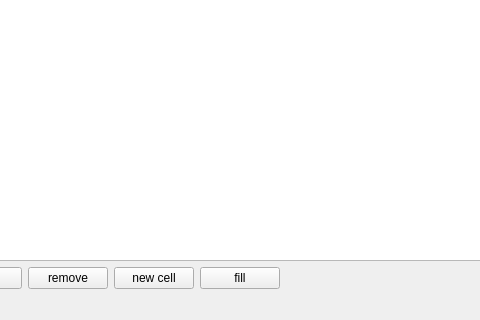
Before: the Qt Designer form main_window.ui in tomasvicar/pyqt_tests, drawn with Qt 5; both pictures show x 173 to 653 and y 515 to 835 of the 1228 by 835 pixel window.
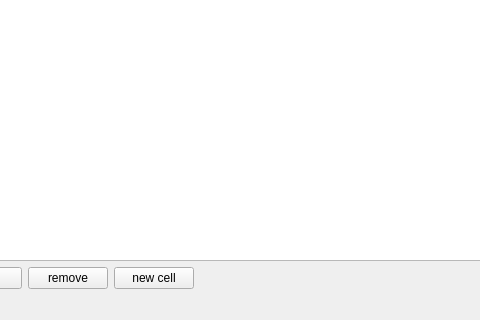
After: the same form once the commit is applied.

```diff
--- a/main_window.ui
+++ b/main_window.ui
@@ -163,13 +163,6 @@
         </property>
        </widget>
       </item>
-      <item>
-       <widget class="QPushButton" name="pushButton_fill">
-        <property name="text">
-         <string>fill</string>
-        </property>
-       </widget>
-      </item>
       <item>
        <spacer name="horizontalSpacer">
         <property name="orientation">
```
Left out of the diff: 1 changed line with no effect on the pictures.
